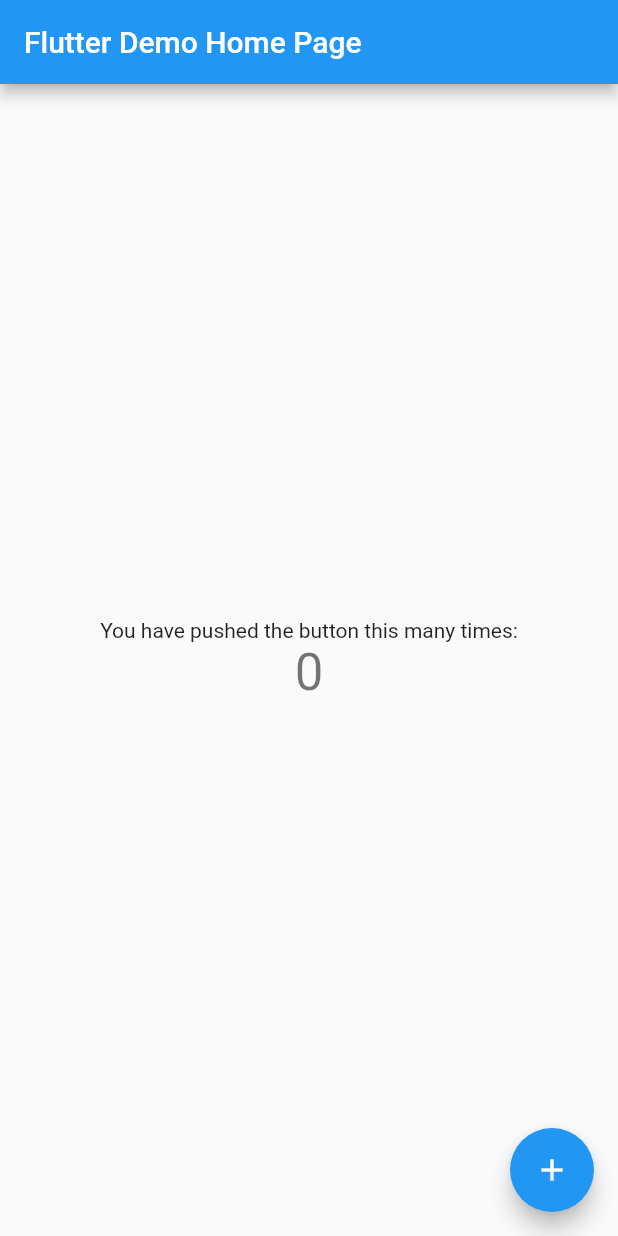
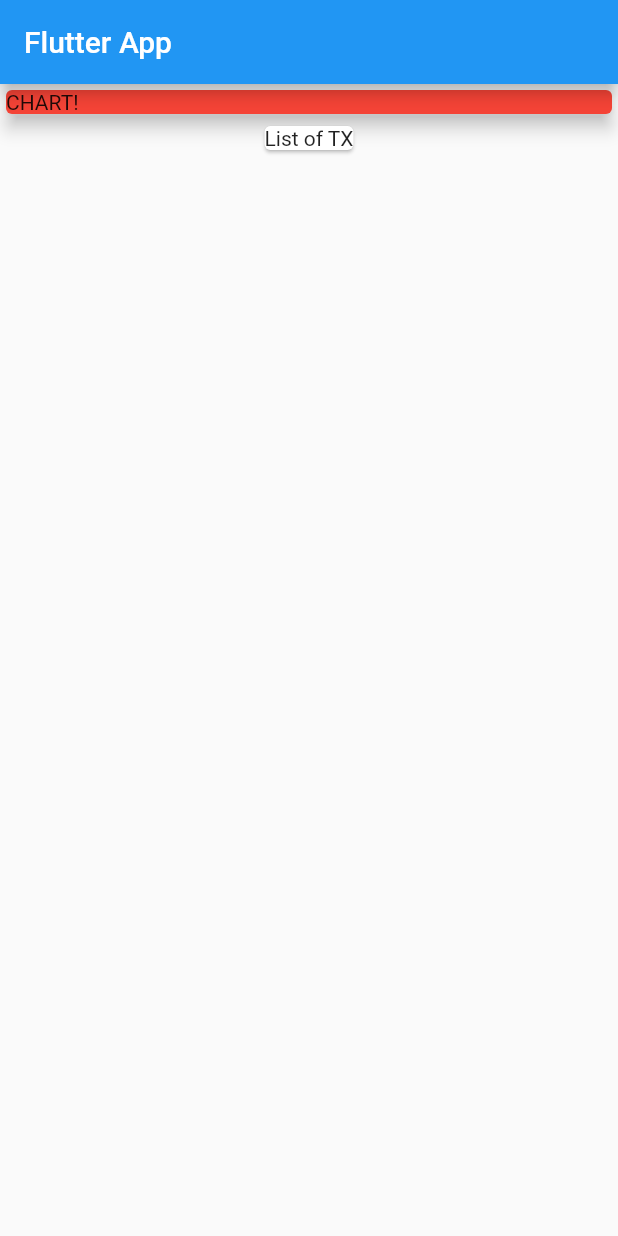
Before and after one commit to Mafe0394/expenses_planner, a Flutter app: the screen it shows after launch, on a phone screen of 412 x 824 dp. Run offline on Flutter 3.47's test engine with Material 2 defaults, Android fonts, the phone set to English and light mode, and no system bars.

Commit message:
Card Sizing

```diff
--- a/lib/main.dart
+++ b/lib/main.dart
@@ -10,56 +10,30 @@ class MyApp extends StatelessWidget {
   Widget build(BuildContext context) {
     return MaterialApp(
       title: 'Flutter Demo',
-      theme: ThemeData(
-        primarySwatch: Colors.blue,
-      ),
-      home: MyHomePage(title: 'Flutter Demo Home Page'),
+      home: MyHomePage(),
     );
   }
 }
 
-class MyHomePage extends StatefulWidget {
-  MyHomePage({Key key, this.title}) : super(key: key);
-  final String title;
-
-  @override
-  _MyHomePageState createState() => _MyHomePageState();
-}
-
-class _MyHomePageState extends State<MyHomePage> {
-  int _counter = 0;
-
-  void _incrementCounter() {
-    setState(() {
-      _counter++;
-    });
-  }
-
+class MyHomePage extends StatelessWidget {
   @override
   Widget build(BuildContext context) {
-
     return Scaffold(
       appBar: AppBar(
-        title: Text(widget.title),
+        title: Text('Flutter App'),
       ),
-      body: Center(
-        child: Column(
-          mainAxisAlignment: MainAxisAlignment.center,
-          children: <Widget>[
-            Text(
-              'You have pushed the button this many times:',
+      body: Column(
+        children: [
+          Container(
+            width: double.infinity,
+            child: Card(
+              color: Colors.red,
+              child: Text('CHART!'),
+              elevation: 5,
             ),
-            Text(
-              '$_counter',
-              style: Theme.of(context).textTheme.headline4,
-            ),
-          ],
-        ),
-      ),
-      floatingActionButton: FloatingActionButton(
-        onPressed: _incrementCounter,
-        tooltip: 'Increment',
-        child: Icon(Icons.add),
+          ),
+          Card(child: Text('List of TX')),
+        ],
       ),
     );
   }
--- a/pubspec.yaml
+++ b/pubspec.yaml
@@ -18,7 +18,7 @@ publish_to: 'none' # Remove this line if you wish to publish to pub.dev
 version: 1.0.0+1
 
 environment:
-  sdk: ">=2.7.0 <3.0.0"
+  sdk: ">=2.11.0 <3.0.0"
 
 dependencies:
   flutter:
```
